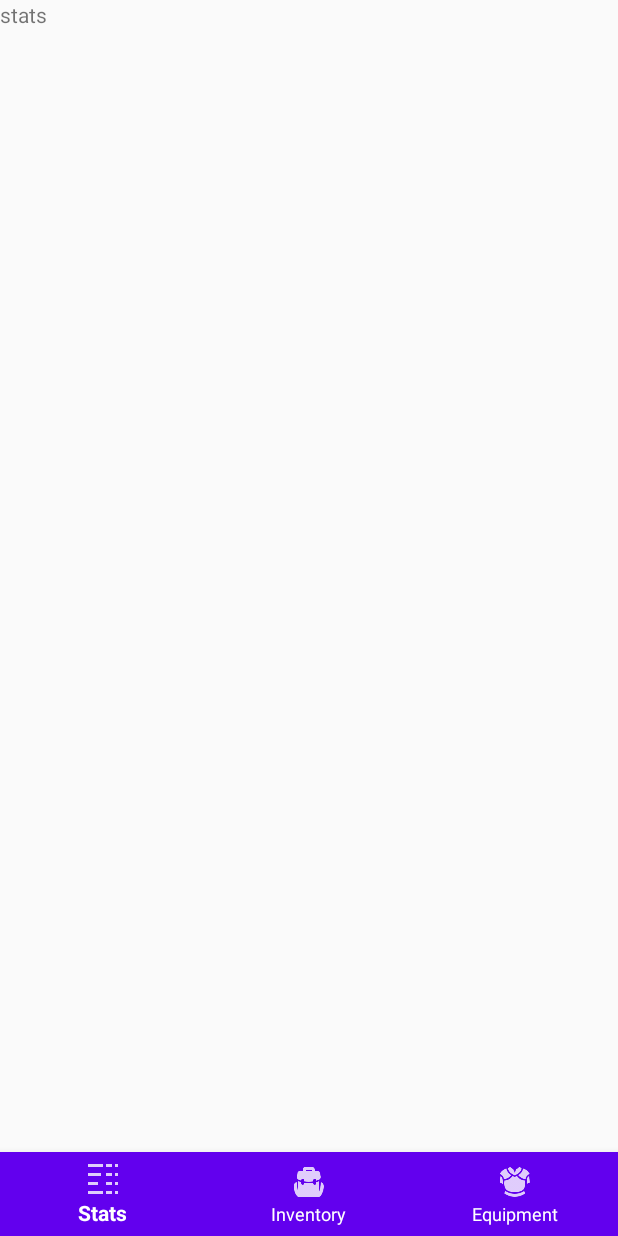
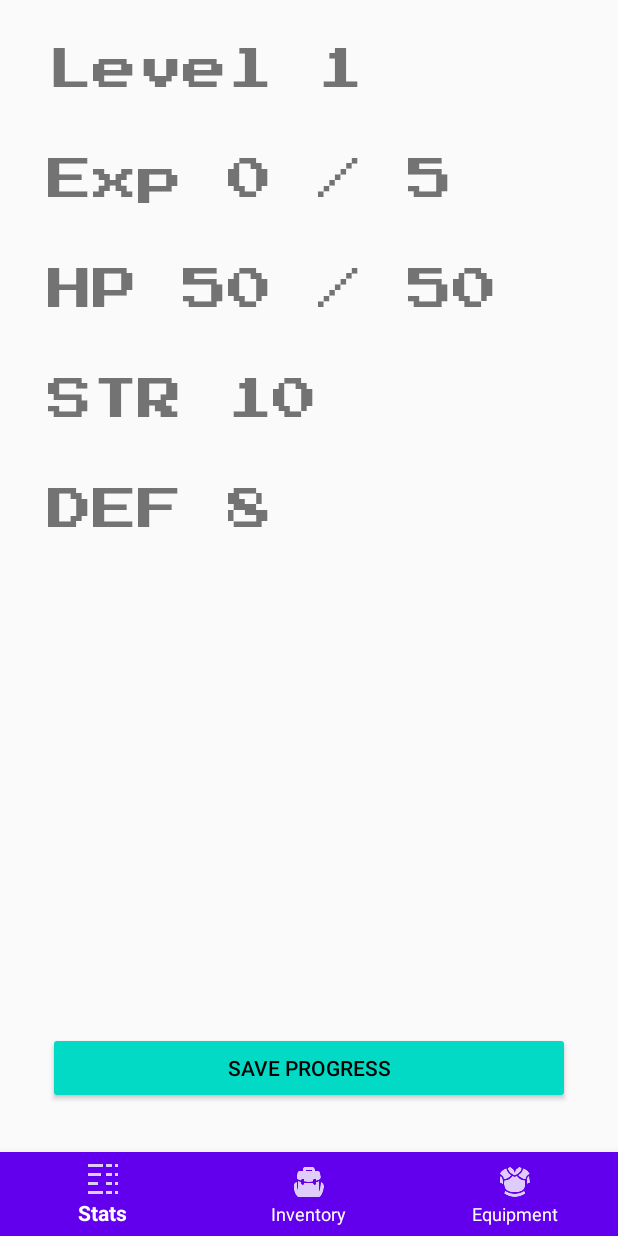
Before and after one commit to miguel0/Feetfall, an Android app: the StatsFragment screen opened directly, with no data from a screen before it, on a phone screen of 412 x 824 dp. Run offline under Robolectric (Android 15) with nearby library versions, the phone set to English and light mode, and no system bars; our stand-ins replace ButterKnife; Roboto replaces fonts that are not available here.

Commit message:
added save button

```diff
--- a/app/src/main/java/com/example/feetfall/GameActivity.java
+++ b/app/src/main/java/com/example/feetfall/GameActivity.java
@@ -12,7 +12,7 @@ import android.view.MenuItem;
 
 public class GameActivity extends AppCompatActivity {
 
-    private SharedPreferences pref;
+    private static SharedPreferences pref;
 
     @Override
     protected void onCreate(Bundle savedInstanceState) {
@@ -43,7 +43,7 @@ public class GameActivity extends AppCompatActivity {
         }
     }
 
-    public void saveData() {
+    public static void saveData() {
         SharedPreferences.Editor edit = pref.edit();
         edit.putInt("lvl", SaveData.lvl);
         edit.putInt("maxExp", SaveData.maxExp);
--- a/app/src/main/java/com/example/feetfall/fragments/StatsFragment.java
+++ b/app/src/main/java/com/example/feetfall/fragments/StatsFragment.java
@@ -5,14 +5,48 @@ import androidx.fragment.app.Fragment;
 import android.view.LayoutInflater;
 import android.view.View;
 import android.view.ViewGroup;
+import android.widget.TextView;
+import com.example.feetfall.GameActivity;
 import com.example.feetfall.R;
+import com.example.feetfall.SaveData;
+import butterknife.BindView;
+import butterknife.ButterKnife;
+import butterknife.OnClick;
+import butterknife.Unbinder;
 
 public class StatsFragment extends Fragment {
+
+    private Unbinder unbinder;
+
+    @BindView(R.id.tvLevel) TextView tvLevel;
+    @BindView(R.id.tvExp) TextView tvExp;
+    @BindView(R.id.tvHp) TextView tvHp;
+    @BindView(R.id.tvStr) TextView tvStr;
+    @BindView(R.id.tvDef) TextView tvDef;
+
+    @OnClick(R.id.btSave)
+    public void btSave(View v) {
+        GameActivity.saveData();
+    }
 
     public StatsFragment() {}
 
     @Override
     public View onCreateView(LayoutInflater inflater, ViewGroup container, Bundle savedInstanceState) {
-        return inflater.inflate(R.layout.fragment_stats, container, false);
+        View view = inflater.inflate(R.layout.fragment_stats, container, false);
+        unbinder = ButterKnife.bind(this, view);
+
+        tvLevel.setText(String.format("Level %d", SaveData.lvl));
+        tvExp.setText(String.format("Exp %d / %d", SaveData.exp, SaveData.maxExp));
+        tvHp.setText(String.format("HP %d / %d", SaveData.hp, SaveData.maxHp));
+        tvStr.setText(String.format("STR %d", SaveData.str));
+        tvDef.setText(String.format("DEF %d", SaveData.def));
+
+        return view;
+    }
+
+    @Override public void onDestroyView() {
+        super.onDestroyView();
+        unbinder.unbind();
     }
 }
--- a/app/src/main/res/layout/fragment_stats.xml
+++ b/app/src/main/res/layout/fragment_stats.xml
@@ -1,13 +1,82 @@
 <?xml version="1.0" encoding="utf-8"?>
-<FrameLayout xmlns:android="http://schemas.android.com/apk/res/android"
+<androidx.constraintlayout.widget.ConstraintLayout xmlns:android="http://schemas.android.com/apk/res/android"
+    xmlns:app="http://schemas.android.com/apk/res-auto"
     xmlns:tools="http://schemas.android.com/tools"
     android:layout_width="match_parent"
     android:layout_height="match_parent"
-    tools:context=".fragments.StatsFragment">
+    tools:context=".fragments.StatsFragment" >
 
     <TextView
-        android:layout_width="match_parent"
-        android:layout_height="match_parent"
-        android:text="stats" />
+        android:id="@+id/tvLevel"
+        android:layout_width="wrap_content"
+        android:layout_height="wrap_content"
+        android:layout_marginStart="32dp"
+        android:layout_marginTop="32dp"
+        android:fontFamily="@font/press_start_2p"
+        android:text="Level"
+        android:textSize="30sp"
+        app:layout_constraintStart_toStartOf="parent"
+        app:layout_constraintTop_toTopOf="parent" />
 
-</FrameLayout>
+    <TextView
+        android:id="@+id/tvExp"
+        android:layout_width="wrap_content"
+        android:layout_height="wrap_content"
+        android:layout_marginStart="32dp"
+        android:layout_marginTop="32dp"
+        android:fontFamily="@font/press_start_2p"
+        android:text="Exp"
+        android:textSize="30sp"
+        app:layout_constraintStart_toStartOf="parent"
+        app:layout_constraintTop_toBottomOf="@+id/tvLevel" />
+
+    <TextView
+        android:id="@+id/tvHp"
+        android:layout_width="wrap_content"
+        android:layout_height="wrap_content"
+        android:layout_marginStart="32dp"
+        android:layout_marginTop="32dp"
+        android:fontFamily="@font/press_start_2p"
+        android:text="HP"
+        android:textSize="30sp"
+        app:layout_constraintStart_toStartOf="parent"
+        app:layout_constraintTop_toBottomOf="@+id/tvExp" />
+
+    <TextView
+        android:id="@+id/tvStr"
+        android:layout_width="wrap_content"
+        android:layout_height="wrap_content"
+        android:layout_marginStart="32dp"
+        android:layout_marginTop="32dp"
+        android:fontFamily="@font/press_start_2p"
+        android:text="Str"
+        android:textSize="30sp"
+        app:layout_constraintStart_toStartOf="parent"
+        app:layout_constraintTop_toBottomOf="@+id/tvHp" />
+
+    <TextView
+        android:id="@+id/tvDef"
+        android:layout_width="wrap_content"
+        android:layout_height="wrap_content"
+        android:layout_marginStart="32dp"
+        android:layout_marginTop="32dp"
+        android:fontFamily="@font/press_start_2p"
+        android:text="Def"
+        android:textSize="30sp"
+        app:layout_constraintStart_toStartOf="parent"
+        app:layout_constraintTop_toBottomOf="@+id/tvStr" />
+
+    <Button
+        android:id="@+id/btSave"
+        style="@style/Widget.AppCompat.Button.Colored"
+        android:layout_width="0dp"
+        android:layout_height="wrap_content"
+        android:layout_marginStart="32dp"
+        android:layout_marginEnd="32dp"
+        android:layout_marginBottom="32dp"
+        android:text="Save Progress"
+        android:textColor="@color/black"
+        app:layout_constraintBottom_toBottomOf="parent"
+        app:layout_constraintEnd_toEndOf="parent"
+        app:layout_constraintStart_toStartOf="parent" />
+</androidx.constraintlayout.widget.ConstraintLayout>
--- a/app/src/main/res/values/colors.xml
+++ b/app/src/main/res/values/colors.xml
@@ -5,4 +5,5 @@
     <color name="colorAccent">#03DAC5</color>
     <color name="titleText">#DCDCDC</color>
     <color name="white">#FFFFFF</color>
+    <color name="black">#000000</color>
 </resources>
--- a/app/src/main/res/values/preloaded_fonts.xml
+++ b/app/src/main/res/values/preloaded_fonts.xml
@@ -2,5 +2,6 @@
 <resources>
     <array name="preloaded_fonts" translatable="false">
         <item>@font/julius_sans_one</item>
+        <item>@font/press_start_2p</item>
     </array>
 </resources>
```
